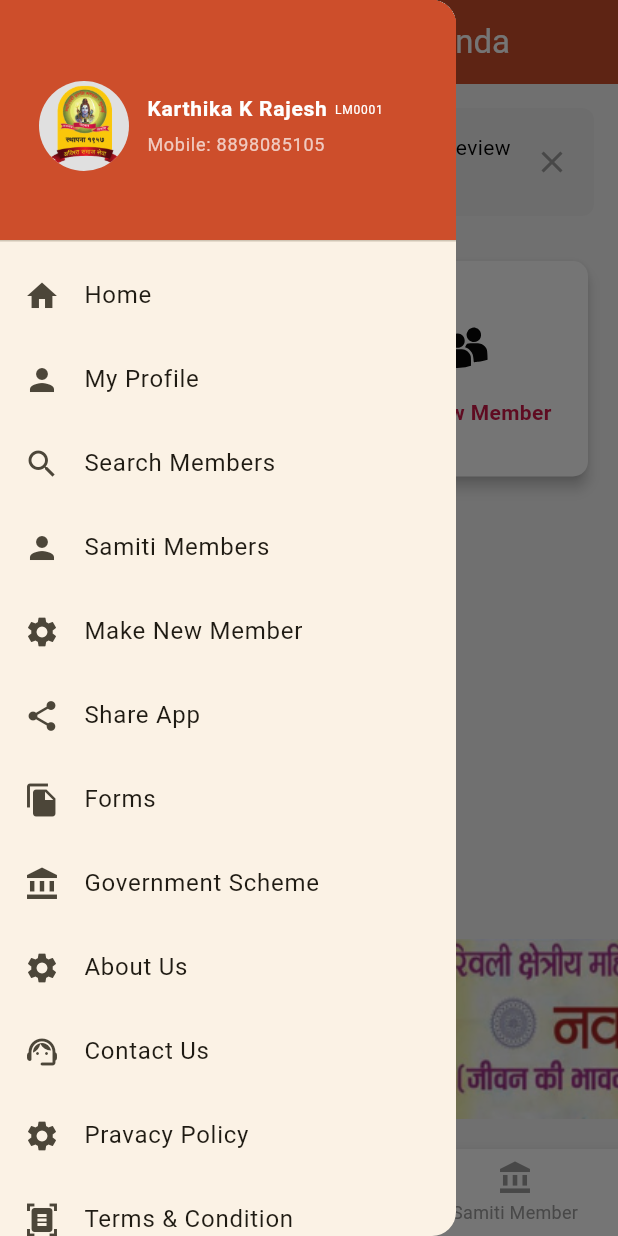
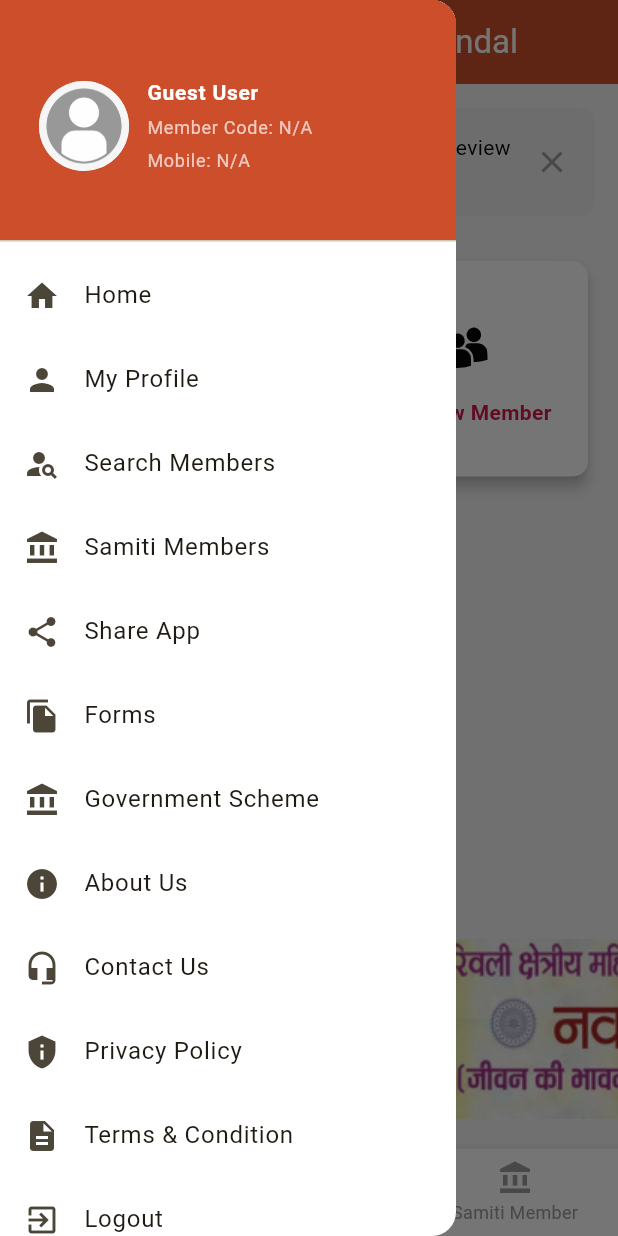
Before and after one commit to KRCodingCaffeine/MPMFlutterApp, a Flutter app: the DashboardView screen opened by its route, with the side drawer open, on a phone screen of 412 x 824 dp. Run offline on Flutter 3.47's test engine with Material 3 defaults, Android fonts, the phone set to English and light mode, and no system bars; our stand-ins replace audioplayers, device_preview, dio, easy_stepper, firebase_core, firebase_messaging and 9 more; accounts and stored records are empty; Roboto replaces fonts that are missing (Lexend, Ubuntu-Regular.ttf).

Commit message:
app_drawer

```diff
--- a/lib/utils/AppDrawer.dart
+++ b/lib/utils/AppDrawer.dart
@@ -4,19 +4,18 @@ import 'package:flutter/material.dart';
 import 'package:get/get.dart';
 import 'package:mpm/route/route_name.dart';
 import 'package:mpm/utils/Session.dart';
-import 'package:mpm/utils/images.dart';
 import 'package:mpm/view/login_view.dart';
 import 'package:mpm/view_model/controller/dashboard/dashboardcontroller.dart';
 import 'package:share_plus/share_plus.dart';
 
 
 class AppDrawer extends StatelessWidget {
-  File? _profileImage;
 
   @override
   Widget build(BuildContext context) {
     final DashBoardController dashBoardController = Get.find();
     return Drawer(
+      backgroundColor: Colors.white,
       child: ListView(
         padding: EdgeInsets.zero,
         children: [
@@ -28,55 +27,41 @@ class AppDrawer extends StatelessWidget {
               padding: const EdgeInsets.all(10.0),
               child: Row(
                 children: [
-                  // Profile Image Section
-                  CircleAvatar(
-                    radius: 30, // Adjusted size for better visibility
-                    backgroundImage: _profileImage != null
-                        ? FileImage(_profileImage!)
-                        : const AssetImage("assets/images/logo.png")
-                    as ImageProvider,
+                  // Profile Image
+                  Obx(() => CircleAvatar(
+                    radius: 30,
+                    backgroundImage: dashBoardController.profileImage.value.isNotEmpty
+                        ? NetworkImage(dashBoardController.profileImage.value)
+                        : const AssetImage("assets/images/user3.png") as ImageProvider,
                     backgroundColor: Colors.grey[300],
-                  ),
-
-                  // User Information Section
+                  )),
                   const SizedBox(width: 12),
                   Expanded(
                     child: Column(
                       crossAxisAlignment: CrossAxisAlignment.start,
-                      mainAxisAlignment: MainAxisAlignment
-                          .center, // Vertically center content
-                      children: [
-                        Row(
-                          mainAxisAlignment: MainAxisAlignment
-                              .start, // Align userName and ID properly
+                      mainAxisAlignment: MainAxisAlignment.center,
                       children: [
                         Text(
-                              dashBoardController.userName.value,
+                          dashBoardController.userName.value.isNotEmpty
+                              ? dashBoardController.userName.value
+                              : "Guest User",
                           style: const TextStyle(
-                                fontSize:
-                                14, // Adjusted font size for better readability
+                            fontSize: 14,
                             fontWeight: FontWeight.bold,
                             color: Colors.white,
                           ),
                         ),
-                            const SizedBox(width: 5),
+                        const SizedBox(height: 4),
                         Text(
-                              dashBoardController.lmCode.value, // Display Lm code (logged-in member code)
-                              style: const TextStyle(
-                                fontSize: 8,
-                                color: Colors.white,
-                              ),
-                            ),
-                          ],
+                          "Member Code: ${dashBoardController.lmCode.value.isNotEmpty ? dashBoardController.lmCode.value : "N/A"}",
+                          style: const TextStyle(fontSize: 12, color: Colors.white70),
                         ),
                         const SizedBox(height: 4),
                         Text(
-                          "Mobile: ${dashBoardController.mobileNumber.value}", // Display mobile number
-                          style: const TextStyle(
-                            fontSize: 12, // Adjusted font size for mobile
-                            color: Colors.white70,
+                          "Mobile: ${dashBoardController.mobileNumber.value.isNotEmpty ? dashBoardController.mobileNumber.value : "N/A"}",
+                          style: const TextStyle(fontSize: 12, color: Colors.white70),
                         ),
-                        ),
+
                       ],
                     ),
                   )
@@ -88,38 +73,28 @@ class AppDrawer extends StatelessWidget {
             leading: Icon(Icons.home),
             title: Text('Home'),
             onTap: () {
-              Navigator.pop(context);
+              Navigator.pushNamed(context, RouteNames.dashboard);
             },
           ),
           ListTile(
             leading: Icon(Icons.person),
             title: Text('My Profile'),
             onTap: () {
-              Navigator.pushReplacementNamed(context,
-                  RouteNames.profile);
+              Navigator.pushNamed(context, RouteNames.profile);
             },
           ),
           ListTile(
-            leading: Icon(Icons.search),
+            leading: Icon(Icons.person_search),
             title: Text('Search Members'),
             onTap: () {
-              dashBoardController.showAppBar.value=true;
-              Navigator.pushReplacementNamed(context, RouteNames.searchmember);
+              Navigator.pushNamed(context, RouteNames.searchmember);
             },
           ),
           ListTile(
-            leading: Icon(Icons.person),
+            leading: Icon(Icons.account_balance),
             title: Text('Samiti Members'),
             onTap: () async {
-              Navigator.pushReplacementNamed(context, RouteNames.samitimemberview);
-              dashBoardController.showAppBar.value=true;
-            },
-          ),
-          ListTile(
-            leading: Icon(Icons.settings),
-            title: Text('Make New Member'),
-            onTap: () {
-
+              Navigator.pushNamed(context, RouteNames.samitimemberview);
             },
           ),
           ListTile(
@@ -134,42 +109,42 @@ class AppDrawer extends StatelessWidget {
             leading: const Icon(Icons.file_copy),
             title: const Text('Forms'),
             onTap: () {
-              Navigator.pushReplacementNamed(context, RouteNames.forms);
+              Navigator.pushNamed(context, RouteNames.forms);
             },
           ),
           ListTile(
             leading: const Icon(Icons.account_balance),
             title: const Text('Government Scheme'),
             onTap: () {
-              Navigator.pushReplacementNamed(context, RouteNames.gov_scheme);
+              Navigator.pushNamed(context, RouteNames.gov_scheme);
             },
           ),
           ListTile(
-            leading: Icon(Icons.settings),
+            leading: Icon(Icons.info),
             title: Text('About Us'),
             onTap: () {
-              Navigator.pushReplacementNamed(context, RouteNames.aboutUs);
+              Navigator.pushNamed(context, RouteNames.aboutUs);
             },
           ),
           ListTile(
-            leading: Icon(Icons.support_agent_rounded),
+            leading: Icon(Icons.headset_mic),
             title: Text('Contact Us'),
             onTap: () {
-              Navigator.pushReplacementNamed(context, RouteNames.contactUs);
+              Navigator.pushNamed(context, RouteNames.contactUs);
             },
           ),
           ListTile(
-            leading: Icon(Icons.settings),
-            title: Text('Pravacy Policy'),
+            leading: Icon(Icons.privacy_tip),
+            title: Text('Privacy Policy'),
             onTap: () {
-              Navigator.pushReplacementNamed(context, RouteNames.pravacypolicy);
+              Navigator.pushNamed(context, RouteNames.pravacypolicy);
             },
           )
           ,ListTile(
-            leading: Icon(Icons.document_scanner),
+            leading: Icon(Icons.description),
             title: Text('Terms & Condition'),
             onTap: () {
-              Navigator.pushReplacementNamed(context, RouteNames.termandcondition);
+              Navigator.pushNamed(context, RouteNames.termandcondition);
             },
           ),
 
--- a/lib/view/home_view.dart
+++ b/lib/view/home_view.dart
@@ -3,6 +3,9 @@ import 'package:flutter/material.dart';
 import 'package:flutter_svg/flutter_svg.dart';
 import 'package:get/get.dart';
 import 'package:mpm/route/route_name.dart';
+import 'package:mpm/utils/AppDrawer.dart';
+import 'package:mpm/utils/color_helper.dart';
+import 'package:mpm/utils/color_resources.dart';
 import 'package:mpm/utils/images.dart';
 import 'package:mpm/utils/textstyleclass.dart';
 import 'package:mpm/view_model/controller/dashboard/NewMemberController.dart';
@@ -16,10 +19,9 @@ class HomeView extends StatefulWidget {
 
 class _HomeViewState extends State<HomeView> {
   final regiController = Get.put(NewMemberController());
-
   final ScrollController _scrollController = ScrollController();
   late Timer _timer;
-  late double screenWidth;
+  double screenWidth = 0.0;
 
   final List<Map<String, dynamic>> gridItems = [
     {'icon': Images.user, 'label': 'My Profile'},
@@ -28,30 +30,17 @@ class _HomeViewState extends State<HomeView> {
   ];
 
   final List<Map<String, dynamic>> bhawanItems = [
-    {
-      "imagePath": "assets/images/banner1.jpg"
-    },
-    {
-      "imagePath": "assets/images/banner2.jpg"
-    },
-    {
-      "imagePath": "assets/images/banner3.jpg"
-    },
-    {
-      "imagePath": "assets/images/banner4.jpg"
-    },
-    {
-      "imagePath": "assets/images/banner5.jpg"
-    },
-    {
-      "imagePath": "assets/images/banner6.jpg"
-    },
+    {"imagePath": "assets/images/banner1.jpg"},
+    {"imagePath": "assets/images/banner2.jpg"},
+    {"imagePath": "assets/images/banner3.jpg"},
+    {"imagePath": "assets/images/banner4.jpg"},
+    {"imagePath": "assets/images/banner5.jpg"},
+    {"imagePath": "assets/images/banner6.jpg"},
   ];
 
   @override
   void initState() {
     super.initState();
-
     WidgetsBinding.instance.addPostFrameCallback((_) {
       screenWidth = MediaQuery.of(context).size.width * 0.7;
       _timer = Timer.periodic(const Duration(seconds: 2), (Timer timer) {
@@ -83,14 +72,23 @@ class _HomeViewState extends State<HomeView> {
   @override
   Widget build(BuildContext context) {
     screenWidth = MediaQuery.of(context).size.width * 0.8;
-
     return Scaffold(
       backgroundColor: Colors.grey[100],
       body: Column(
         crossAxisAlignment: CrossAxisAlignment.start,
         children: [
-          // Membership Notice
-          Padding(
+          _buildMembershipNotice(),
+          _buildGridView(),
+          _buildAdvertisementTitle(),
+          _buildAdvertisementList(),
+          const SizedBox(height: 20),
+        ],
+      ),
+    );
+  }
+
+  Widget _buildMembershipNotice() {
+    return Padding(
       padding: const EdgeInsets.all(16.0),
       child: Container(
         padding: const EdgeInsets.all(16.0),
@@ -115,10 +113,11 @@ class _HomeViewState extends State<HomeView> {
           ],
         ),
       ),
-          ),
+    );
+  }
 
-          // Grid View
-          Expanded(
+  Widget _buildGridView() {
+    return Expanded(
       child: Padding(
         padding: const EdgeInsets.symmetric(horizontal: 16, vertical: 10),
         child: GridView.builder(
@@ -127,26 +126,13 @@ class _HomeViewState extends State<HomeView> {
             crossAxisCount: 2,
             crossAxisSpacing: 16,
             mainAxisSpacing: 16,
-                  childAspectRatio: 1.2, // Better spacing for text
+            childAspectRatio: 1.2,
           ),
           physics: const NeverScrollableScrollPhysics(),
           itemBuilder: (context, index) {
             final item = gridItems[index];
             return GestureDetector(
-                    onTap: () {
-                      if (item['label'] == "Make New Member") {
-                        regiController.isRelation.value = false;
-                        Navigator.pushNamed(context, RouteNames.newMember);
-                      }
-                      if (item['label'] == "My Profile") {
-                        regiController.isRelation.value = false;
-                        Navigator.pushNamed(context, RouteNames.profile);
-                      }
-                      if (item['label'] == "Discounts & Offers") {
-                        Navigator.pushNamed(
-                            context, RouteNames.discount_offer_view);
-                      }
-                    },
+              onTap: () => _handleGridItemClick(item['label']),
               child: Card(
                 color: Colors.white,
                 elevation: 4.0,
@@ -175,10 +161,23 @@ class _HomeViewState extends State<HomeView> {
           },
         ),
       ),
-          ),
+    );
+  }
 
-          // Maheswari Bhavans Title
-          Padding(
+  void _handleGridItemClick(String label) {
+    if (label == "Make New Member") {
+      regiController.isRelation.value = false;
+      Navigator.pushNamed(context, RouteNames.newMember);
+    } else if (label == "My Profile") {
+      regiController.isRelation.value = false;
+      Navigator.pushNamed(context, RouteNames.profile);
+    } else if (label == "Discounts & Offers") {
+      Navigator.pushNamed(context, RouteNames.discount_offer_view);
+    }
+  }
+
+  Widget _buildAdvertisementTitle() {
+    return Padding(
       padding: const EdgeInsets.symmetric(horizontal: 16.0, vertical: 8),
       child: Text(
         "Advertisement",
@@ -187,10 +186,11 @@ class _HomeViewState extends State<HomeView> {
           fontWeight: FontWeight.bold,
         ),
       ),
-          ),
+    );
+  }
 
-          // Horizontal ListView
-          SizedBox(
+  Widget _buildAdvertisementList() {
+    return SizedBox(
       height: 120,
       child: ListView.builder(
         controller: _scrollController,
@@ -198,52 +198,20 @@ class _HomeViewState extends State<HomeView> {
         padding: const EdgeInsets.symmetric(horizontal: 16),
         itemCount: bhawanItems.length,
         itemBuilder: (context, index) {
-                final item = bhawanItems[index];
-                return _buildAdCard(item["title"], item["imagePath"]);
+          return _buildAdCard(bhawanItems[index]["imagePath"]);
         },
-            ),
-          ),
-          const SizedBox(height: 20),
-        ],
       ),
     );
   }
 
-  // Bhawan Card
-  Widget _buildAdCard(String? title, String imagePath) {
+  Widget _buildAdCard(String imagePath) {
     return Container(
       width: 300,
       height: 150,
       margin: const EdgeInsets.only(right: 16.0),
-      child: Stack(
-        children: [
-          // Background Image
-          ClipRRect(
+      child: ClipRRect(
         borderRadius: BorderRadius.circular(8.0),
-            child: Image.asset(
-              imagePath,
-              width: 300,
-              height: 150,
-              fit: BoxFit.fill,
-            ),
-          ),
-          // Gradient Overlay
-          Container(
-            width: 300,
-            height: 150,
-            decoration: BoxDecoration(
-              borderRadius: BorderRadius.circular(8.0),
-              // gradient: LinearGradient(
-              //   begin: Alignment.bottomCenter,
-              //   end: Alignment.topCenter,
-              //   colors: [
-              //     Colors.black.withOpacity(0.6),
-              //     Colors.transparent,
-              //   ],
-              // ),
-            ),
-          ),
-        ],
+        child: Image.asset(imagePath, fit: BoxFit.fill),
       ),
     );
   }
--- a/lib/view_model/controller/dashboard/dashboardcontroller.dart
+++ b/lib/view_model/controller/dashboard/dashboardcontroller.dart
@@ -1,17 +1,24 @@
 import 'package:get/get.dart';
-class DashBoardController extends GetxController{
+import 'dart:convert';
+import 'package:http/http.dart' as http;
+import 'package:mpm/utils/urls.dart';
 
+class DashBoardController extends GetxController {
   var currentIndex = 0.obs;
-  var showAppBar = false.obs;
+  var showAppBar = true.obs;
 
   void changeTab(int index) {
     currentIndex.value = index;
   }
-  void toggleAppBar(bool value) {
+
+  void toggleAppBar(bool value, {bool fromDrawer = false}) {
     showAppBar.value = value;
   }
-   var userName = 'Karthika K Rajesh'.obs;
-  var mobileNumber = '8898085105'.obs;
-  var lmCode = 'LM0001'.obs;
+
+  // User Data Variables (Only for Viewing)
+  var userName = ''.obs;
+  var mobileNumber = ''.obs;
+  var lmCode = ''.obs;
+  var profileImage = ''.obs;
 
 }
```
Also changed, not shown: lib/view/SearchView.dart (+59 -71 lines), lib/view/dashboard_view.dart (+34 -76 lines), lib/view/profile view/profile_view.dart (+19 -28 lines), lib/view/samiti members/samiti_members_view.dart (+1 -22 lines). Lines whose indentation alone changed are shown as unchanged.
